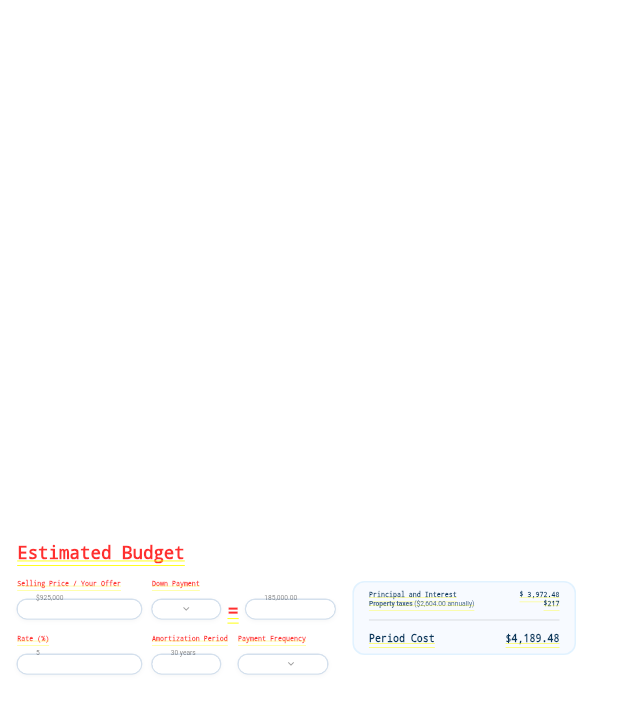
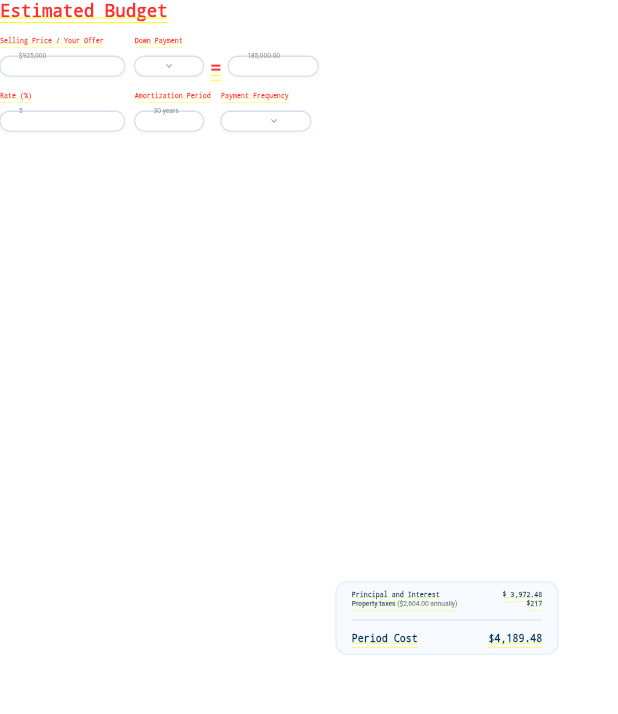
Before and after one commit to Ozurumba007/project_components, a Flutter app: the screen it shows after launch, on a phone screen of 412 x 824 dp. Shown: the top 714 px of the screen. Run offline on Flutter 3.47's test engine with Material 2 defaults, Android fonts, the phone set to English and light mode, and no system bars; our stand-ins replace google_fonts.

Commit message:
removed the center widget in the code

```diff
--- a/lib/estimated_budget.dart
+++ b/lib/estimated_budget.dart
@@ -33,8 +33,7 @@ class EstimatedBudget extends StatelessWidget {
         ],
       ),
     );
-    return Center(
-      child: Container(
+    return Container(
       color: Colors.white,
       height: fem * 350,
       width: fem * 1360,
@@ -199,7 +198,6 @@ class EstimatedBudget extends StatelessWidget {
           ),
         ],
       ),
-      ),
     );
   }
 }
```
Lines whose indentation alone changed are shown as unchanged.
